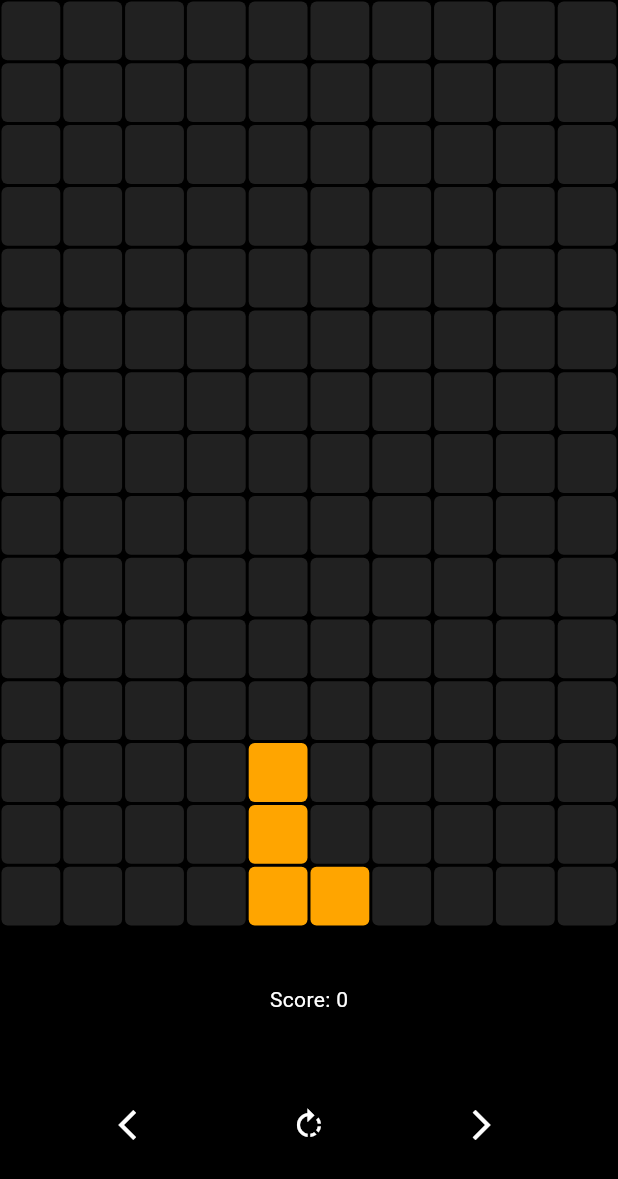
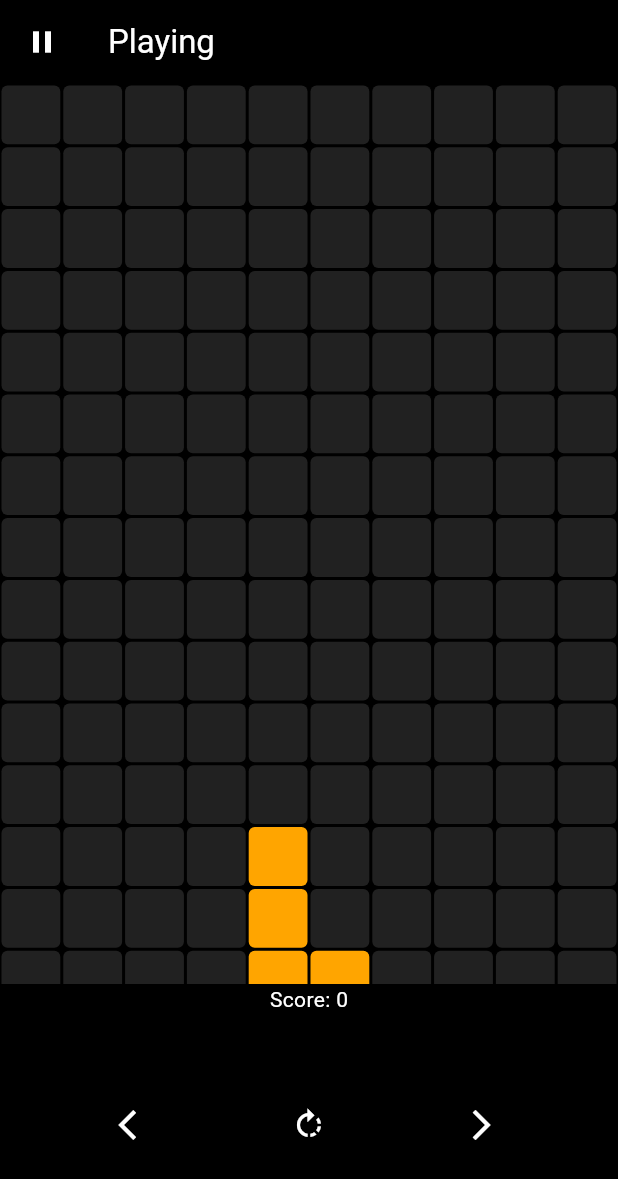
Before and after one commit to DinuriJayaweera/TetrisGame, a Flutter app: the screen it shows after launch, on a phone screen of 412 x 824 dp. Shown: the top 1179 px of the screen. Run offline on Flutter 3.47's test engine with Material 3 defaults, Android fonts, the phone set to English and light mode, and no system bars.

Commit message:
pause and resume functionality

```diff
--- a/lib/board.dart
+++ b/lib/board.dart
@@ -40,6 +40,10 @@ class _GameBoardState extends State<GameBoard> {
   // game over status
   bool gameOver = false;
 
+  // pause state
+  bool isPaused = false;
+  Timer? gameTimer;
+
   @override
   void initState() {
     super.initState();
@@ -50,6 +54,7 @@ class _GameBoardState extends State<GameBoard> {
 
   void startGame() {
     currentPiece.initializePiece();
+    isPaused = false;
 
     //frame refresh rate
     Duration frameRate = const Duration(milliseconds: 500);
@@ -58,9 +63,11 @@ class _GameBoardState extends State<GameBoard> {
 
   //game loop
   void gameLoop(Duration frameRate) {
-    Timer.periodic(
+    gameTimer?.cancel();
+    gameTimer = Timer.periodic(
       frameRate,
     (timer) {
+      if (!isPaused) {
         setState(() {
           // clear lines
           clearLines();
@@ -77,6 +84,7 @@ class _GameBoardState extends State<GameBoard> {
           //move current piece down
           currentPiece.movePiece(Direction.down);
         });
+      }
     },
     );
   }
@@ -104,6 +112,8 @@ class _GameBoardState extends State<GameBoard> {
 
   //reset game
   void resetGame() {
+    gameTimer?.cancel();
+
     // clear the game board
     gameBoard = List.generate(
       colLength,
@@ -228,6 +238,13 @@ class _GameBoardState extends State<GameBoard> {
     });
   }
 
+  // toggle pause
+  void togglePause() {
+    setState(() {
+      isPaused = !isPaused;
+    });
+  }
+
  // clear lines
   void clearLines() {
     // step 1: Loop through each row of the game board from the bottom to top
@@ -275,9 +292,29 @@ class _GameBoardState extends State<GameBoard> {
   }
 
   @override
+  void dispose() {
+    gameTimer?.cancel();
+    super.dispose();
+  }
+
+  @override
   Widget build(BuildContext context) {
     return Scaffold(
       backgroundColor: Colors.black,
+      appBar: AppBar(
+        backgroundColor: Colors.black,
+        leading: IconButton(
+          icon: Icon(
+            isPaused ? Icons.play_arrow : Icons.pause,
+            color: Colors.white,
+          ),
+          onPressed: togglePause,
+        ),
+        title: Text(
+          isPaused ? 'Paused' : 'Playing',
+          style: TextStyle(color: Colors.white),
+        ),
+      ),
       body: Column(
         children: [
 
```
Lines whose indentation alone changed are shown as unchanged.
